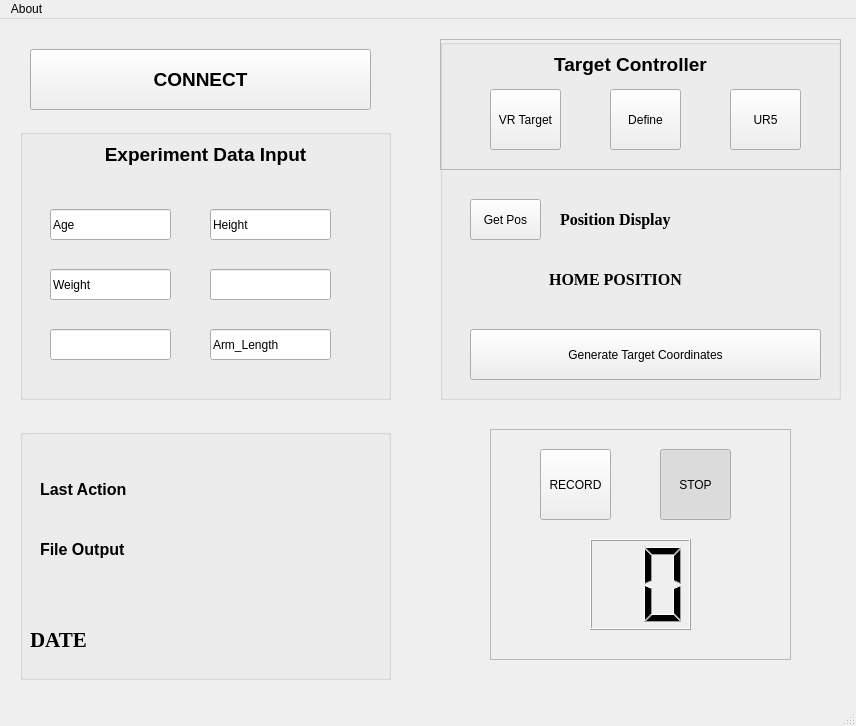
First picture: the form in UI/synergiesGUI.ui, repository ortegauriol/Executive, before the edit.
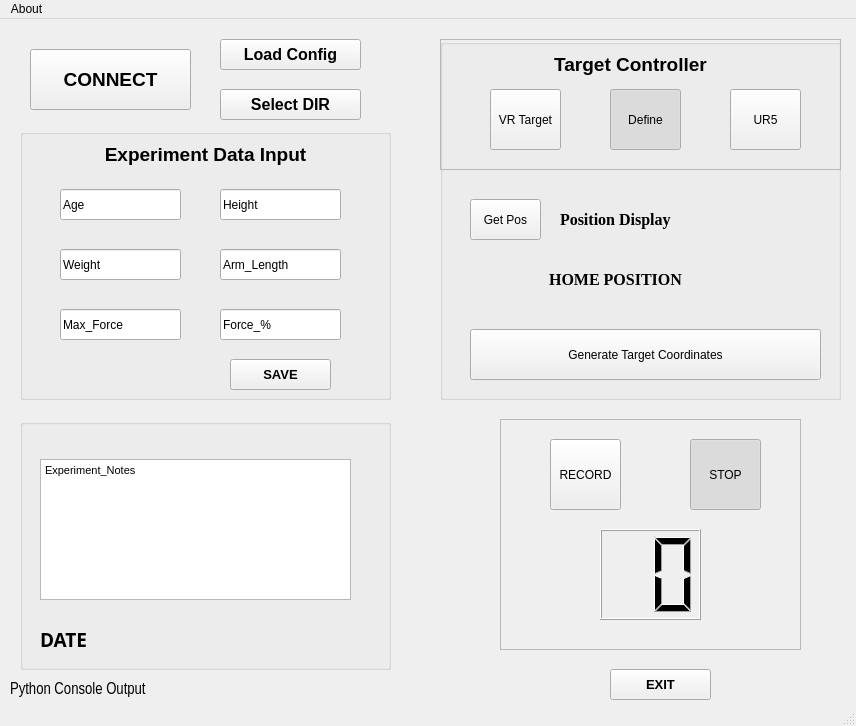
Second picture: the form after the edit. The open tabs and pages were chosen to show the change.

```diff
--- a/UI/synergiesGUI.ui
+++ b/UI/synergiesGUI.ui
@@ -13,6 +13,9 @@
   <property name="windowTitle">
    <string>Serial Experiments Synergies</string>
   </property>
+  <property name="styleSheet">
+   <string notr="true"/>
+  </property>
   <widget class="QWidget" name="centralwidget">
    <widget class="QGroupBox" name="groupBox">
     <property name="geometry">
@@ -29,8 +32,8 @@
     <widget class="QLineEdit" name="lineEdit">
      <property name="geometry">
       <rect>
-       <x>30</x>
-       <y>80</y>
+       <x>40</x>
+       <y>60</y>
        <width>121</width>
        <height>31</height>
       </rect>
@@ -48,8 +51,8 @@
     <widget class="QLineEdit" name="lineEdit_2">
      <property name="geometry">
       <rect>
-       <x>190</x>
-       <y>80</y>
+       <x>200</x>
+       <y>60</y>
        <width>121</width>
        <height>31</height>
       </rect>
@@ -61,8 +64,8 @@
     <widget class="QLineEdit" name="lineEdit_3">
      <property name="geometry">
       <rect>
-       <x>30</x>
-       <y>140</y>
+       <x>40</x>
+       <y>120</y>
        <width>121</width>
        <height>31</height>
       </rect>
@@ -74,34 +77,40 @@
     <widget class="QLineEdit" name="lineEdit_4">
      <property name="geometry">
       <rect>
-       <x>190</x>
-       <y>140</y>
+       <x>200</x>
+       <y>120</y>
        <width>121</width>
        <height>31</height>
       </rect>
      </property>
+     <property name="text">
+      <string>Arm_Length</string>
+     </property>
     </widget>
     <widget class="QLineEdit" name="lineEdit_5">
      <property name="geometry">
       <rect>
-       <x>30</x>
-       <y>200</y>
+       <x>40</x>
+       <y>180</y>
        <width>121</width>
        <height>31</height>
       </rect>
      </property>
+     <property name="text">
+      <string>Max_Force</string>
+     </property>
     </widget>
     <widget class="QLineEdit" name="lineEdit_6">
      <property name="geometry">
       <rect>
-       <x>190</x>
-       <y>200</y>
+       <x>200</x>
+       <y>180</y>
        <width>121</width>
        <height>31</height>
       </rect>
      </property>
      <property name="text">
-      <string>Arm_Length</string>
+      <string>Force_%</string>
      </property>
     </widget>
     <widget class="QLabel" name="label">
@@ -123,6 +132,40 @@
       <bool>true</bool>
      </property>
     </widget>
+    <widget class="QToolButton" name="connectButton_5">
+     <property name="geometry">
+      <rect>
+       <x>210</x>
+       <y>230</y>
+       <width>101</width>
+       <height>31</height>
+      </rect>
+     </property>
+     <property name="font">
+      <font>
+       <family>Arial</family>
+       <pointsize>10</pointsize>
+       <weight>75</weight>
+       <bold>true</bold>
+      </font>
+     </property>
+     <property name="styleSheet">
+      <string notr="true">QToolButton:checked {
+
+background-color: rgb(0, 170, 0);
+
+}</string>
+     </property>
+     <property name="text">
+      <string>SAVE</string>
+     </property>
+     <property name="checkable">
+      <bool>false</bool>
+     </property>
+     <property name="checked">
+      <bool>false</bool>
+     </property>
+    </widget>
    </widget>
    <widget class="QGroupBox" name="groupBox_2">
     <property name="geometry">
@@ -223,6 +266,9 @@
       <property name="checkable">
        <bool>true</bool>
       </property>
+      <property name="checked">
+       <bool>true</bool>
+      </property>
       <property name="autoExclusive">
        <bool>true</bool>
       </property>
@@ -413,8 +459,8 @@
    <widget class="QFrame" name="frame_2">
     <property name="geometry">
      <rect>
-      <x>490</x>
-      <y>410</y>
+      <x>500</x>
+      <y>400</y>
       <width>301</width>
       <height>231</height>
      </rect>
@@ -457,7 +503,7 @@
     <widget class="QToolButton" name="stop_Button_4">
      <property name="geometry">
       <rect>
-       <x>170</x>
+       <x>190</x>
        <y>20</y>
        <width>71</width>
        <height>71</height>
@@ -495,7 +541,7 @@
      <rect>
       <x>30</x>
       <y>30</y>
-      <width>341</width>
+      <width>161</width>
       <height>61</height>
      </rect>
     </property>
@@ -528,7 +574,7 @@
     <property name="geometry">
      <rect>
       <x>20</x>
-      <y>410</y>
+      <y>400</y>
       <width>371</width>
       <height>251</height>
      </rect>
@@ -539,16 +585,16 @@
     <widget class="QLabel" name="label_4">
      <property name="geometry">
       <rect>
-       <x>10</x>
-       <y>190</y>
-       <width>181</width>
+       <x>20</x>
+       <y>200</y>
+       <width>331</width>
        <height>41</height>
       </rect>
      </property>
      <property name="font">
       <font>
-       <family>Times New Roman</family>
-       <pointsize>16</pointsize>
+       <family>Kalinga</family>
+       <pointsize>14</pointsize>
        <weight>75</weight>
        <bold>true</bold>
       </font>
@@ -557,49 +603,150 @@
       <string>DATE</string>
      </property>
     </widget>
-    <widget class="QLabel" name="label_5">
-     <property name="geometry">
-      <rect>
-       <x>20</x>
-       <y>100</y>
-       <width>201</width>
-       <height>41</height>
-      </rect>
-     </property>
-     <property name="font">
-      <font>
-       <family>Arial</family>
-       <pointsize>12</pointsize>
-       <weight>75</weight>
-       <bold>true</bold>
-      </font>
-     </property>
-     <property name="text">
-      <string>File Output</string>
-     </property>
-    </widget>
-    <widget class="QLabel" name="label_6">
+    <widget class="QTextEdit" name="textEdit">
      <property name="geometry">
       <rect>
        <x>20</x>
        <y>40</y>
-       <width>201</width>
-       <height>41</height>
+       <width>311</width>
+       <height>141</height>
       </rect>
      </property>
-     <property name="font">
-      <font>
-       <family>Arial</family>
-       <pointsize>12</pointsize>
-       <weight>75</weight>
-       <bold>true</bold>
-      </font>
+     <property name="sizeAdjustPolicy">
+      <enum>QAbstractScrollArea::AdjustToContents</enum>
      </property>
-     <property name="text">
-      <string>Last Action </string>
+     <property name="html">
+      <string>&lt;!DOCTYPE HTML PUBLIC &quot;-//W3C//DTD HTML 4.0//EN&quot; &quot;http://www.w3.org/TR/REC-html40/strict.dtd&quot;&gt;
+&lt;html&gt;&lt;head&gt;&lt;meta name=&quot;qrichtext&quot; content=&quot;1&quot; /&gt;&lt;style type=&quot;text/css&quot;&gt;
+p, li { white-space: pre-wrap; }
+&lt;/style&gt;&lt;/head&gt;&lt;body style=&quot; font-family:'MS Shell Dlg 2'; font-size:8.25pt; font-weight:400; font-style:normal;&quot;&gt;
+&lt;p style=&quot; margin-top:0px; margin-bottom:0px; margin-left:0px; margin-right:0px; -qt-block-indent:0; text-indent:0px;&quot;&gt;Experiment_Notes&lt;/p&gt;&lt;/body&gt;&lt;/html&gt;</string>
      </property>
     </widget>
    </widget>
+   <widget class="QToolButton" name="connectButton_2">
+    <property name="geometry">
+     <rect>
+      <x>220</x>
+      <y>70</y>
+      <width>141</width>
+      <height>31</height>
+     </rect>
+    </property>
+    <property name="font">
+     <font>
+      <family>Arial</family>
+      <pointsize>12</pointsize>
+      <weight>75</weight>
+      <bold>true</bold>
+     </font>
+    </property>
+    <property name="styleSheet">
+     <string notr="true">QToolButton:checked {
+
+background-color: rgb(0, 170, 0);
+
+}</string>
+    </property>
+    <property name="text">
+     <string>Select DIR</string>
+    </property>
+    <property name="checkable">
+     <bool>false</bool>
+    </property>
+    <property name="checked">
+     <bool>false</bool>
+    </property>
+   </widget>
+   <widget class="QLabel" name="label_Python_console">
+    <property name="geometry">
+     <rect>
+      <x>10</x>
+      <y>660</y>
+      <width>571</width>
+      <height>21</height>
+     </rect>
+    </property>
+    <property name="font">
+     <font>
+      <family>Arial Narrow</family>
+      <pointsize>12</pointsize>
+      <weight>50</weight>
+      <bold>false</bold>
+     </font>
+    </property>
+    <property name="text">
+     <string>Python Console Output</string>
+    </property>
+   </widget>
+   <widget class="QToolButton" name="connectButton_4">
+    <property name="geometry">
+     <rect>
+      <x>220</x>
+      <y>20</y>
+      <width>141</width>
+      <height>31</height>
+     </rect>
+    </property>
+    <property name="font">
+     <font>
+      <family>Arial</family>
+      <pointsize>12</pointsize>
+      <weight>75</weight>
+      <bold>true</bold>
+     </font>
+    </property>
+    <property name="styleSheet">
+     <string notr="true">QToolButton:checked {
+
+background-color: rgb(0, 170, 0);
+
+}</string>
+    </property>
+    <property name="text">
+     <string>Load Config</string>
+    </property>
+    <property name="checkable">
+     <bool>false</bool>
+    </property>
+    <property name="checked">
+     <bool>false</bool>
+    </property>
+   </widget>
+   <widget class="QToolButton" name="connectButton_3">
+    <property name="geometry">
+     <rect>
+      <x>610</x>
+      <y>650</y>
+      <width>101</width>
+      <height>31</height>
+     </rect>
+    </property>
+    <property name="font">
+     <font>
+      <family>Arial</family>
+      <pointsize>10</pointsize>
+      <weight>75</weight>
+      <bold>true</bold>
+     </font>
+    </property>
+    <property name="styleSheet">
+     <string notr="true">QToolButton:checked {
+
+background-color: rgb(0, 170, 0);
+
+}</string>
+    </property>
+    <property name="text">
+     <string>EXIT</string>
+    </property>
+    <property name="checkable">
+     <bool>false</bool>
+    </property>
+    <property name="checked">
+     <bool>false</bool>
+    </property>
+   </widget>
   </widget>
   <widget class="QMenuBar" name="menubar">
    <property name="geometry">
```
Left out of the diff: 7 changed lines with no effect on the pictures.
